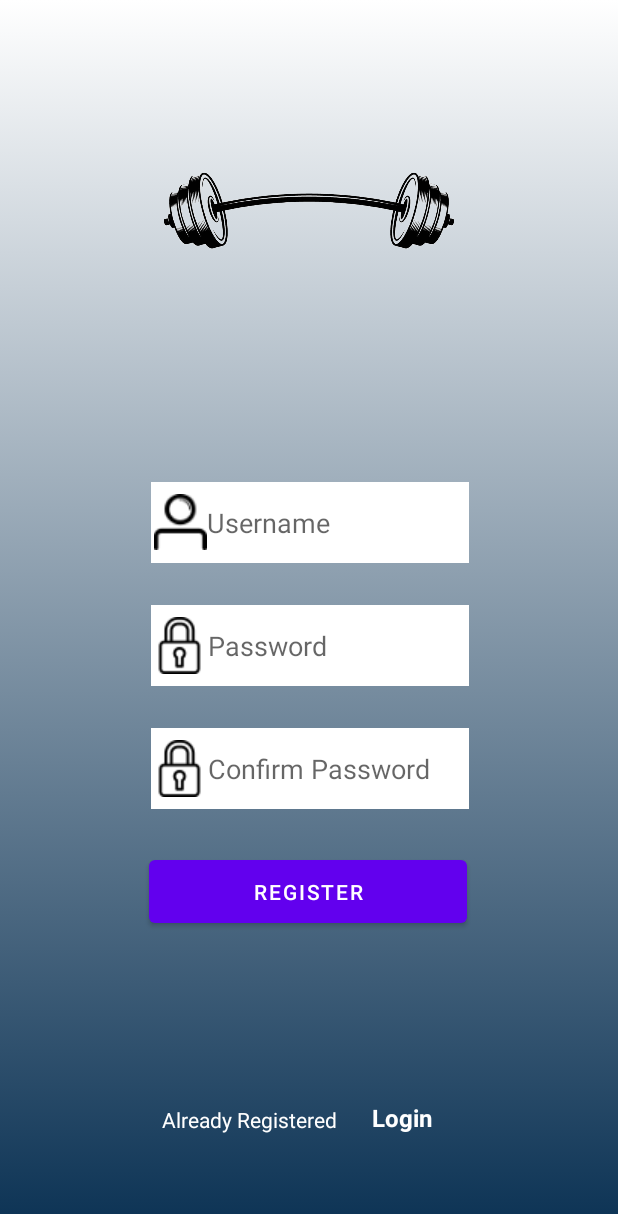
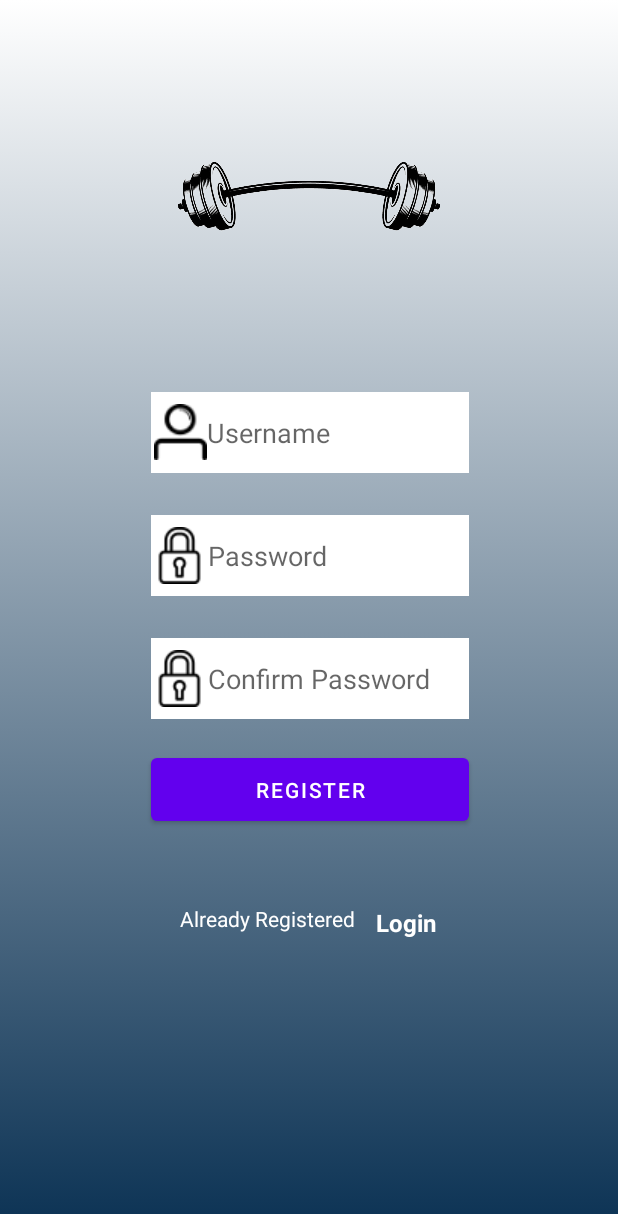
Before and after one commit to marcinRuta/gym-progress-mobile-app, an Android app: the RegisterActivity screen opened directly, with no data from a screen before it, on a phone screen of 412 x 824 dp. Shown: the top 1214 px of the screen. Run offline under Robolectric (Android 15) with nearby library versions, the phone set to English and light mode, and no system bars.

Commit message:
Changes to the layout

```diff
--- a/MobileApp/app/src/main/java/com/example/gymtracker/RegisterActivity.java
+++ b/MobileApp/app/src/main/java/com/example/gymtracker/RegisterActivity.java
@@ -38,6 +38,7 @@ public class RegisterActivity extends AppCompatActivity {
         mTextPassword = (EditText) findViewById(R.id.edittext_password);
         mTextCnfPassword = (EditText) findViewById(R.id.edittext_cnf_password);
         mButtonRegister = (Button) findViewById(R.id.button_register);
+
         mTextViewLogin = (TextView) findViewById(R.id.textview_login);
         mTextViewLogin.setOnClickListener(new View.OnClickListener() {
             @Override
--- a/MobileApp/app/src/main/res/layout/activity_register.xml
+++ b/MobileApp/app/src/main/res/layout/activity_register.xml
@@ -12,8 +12,8 @@
 
     <ImageView
         android:id="@+id/imageView2"
-        android:layout_width="193dp"
-        android:layout_height="193dp"
+        android:layout_width="192dp"
+        android:layout_height="173dp"
         android:layout_marginTop="48dp"
         app:layout_constraintEnd_toEndOf="parent"
         app:layout_constraintStart_toStartOf="parent"
@@ -25,7 +25,7 @@
         android:id="@+id/edittext_username"
         android:layout_width="212dp"
         android:layout_height="54dp"
-        android:layout_marginTop="80dp"
+        android:layout_marginTop="40dp"
         android:background="#ffffff"
         android:drawableLeft="@drawable/username"
         android:hint="@string/username"
@@ -65,10 +65,10 @@
         android:id="@+id/button_register"
         android:layout_width="212dp"
         android:layout_height="54dp"
-        android:layout_marginTop="28dp"
+        android:layout_marginTop="20dp"
         android:text="@string/register"
         app:layout_constraintEnd_toEndOf="parent"
-        app:layout_constraintHorizontal_bias="0.497"
+        app:layout_constraintHorizontal_bias="0.502"
         app:layout_constraintStart_toStartOf="parent"
         app:layout_constraintTop_toBottomOf="@+id/edittext_cnf_password" />
 
@@ -76,25 +76,27 @@
         android:id="@+id/textView2"
         android:layout_width="wrap_content"
         android:layout_height="wrap_content"
-        android:layout_marginStart="108dp"
-        android:layout_marginBottom="68dp"
+        android:layout_marginStart="120dp"
         android:text="@string/already_registered"
         android:textColor="#FFFFFF"
         app:layout_constraintBottom_toBottomOf="parent"
-        app:layout_constraintStart_toStartOf="parent" />
+        app:layout_constraintStart_toStartOf="parent"
+        app:layout_constraintTop_toBottomOf="@+id/button_register"
+        app:layout_constraintVertical_bias="0.196" />
 
     <TextView
         android:id="@+id/textview_login"
-        android:layout_width="wrap_content"
-        android:layout_height="wrap_content"
-        android:layout_marginEnd="124dp"
-        android:layout_marginBottom="68dp"
+        android:layout_width="63dp"
+        android:layout_height="32dp"
+        android:layout_marginEnd="108dp"
         android:paddingLeft="10dp"
         android:text="@string/login"
         android:textColor="#FFFFFF"
         android:textSize="16sp"
         android:textStyle="bold"
         app:layout_constraintBottom_toBottomOf="parent"
-        app:layout_constraintEnd_toEndOf="parent" />
+        app:layout_constraintEnd_toEndOf="parent"
+        app:layout_constraintTop_toBottomOf="@+id/button_register"
+        app:layout_constraintVertical_bias="0.213" />
 
 </androidx.constraintlayout.widget.ConstraintLayout>
```
Also changed, not shown: MobileApp/app/src/main/res/layout/activity_login.xml (+7 -10 lines).
